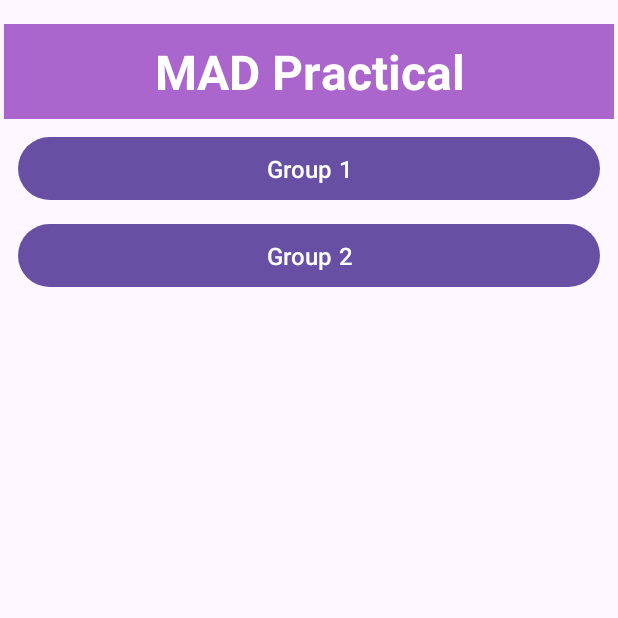
After one commit to MAD11877/ay2024-mad-prac-3-event-handling-cctansh, an Android app: the MessageGroup screen opened directly, with no data from a screen before it, on a phone screen of 412 x 824 dp, the top half of it. The commit adds this screen. Run offline under Robolectric (Android 15) with nearby library versions, the phone set to English and light mode, and no system bars.

Commit message:
added message group

```diff
--- a/app/src/main/AndroidManifest.xml
+++ b/app/src/main/AndroidManifest.xml
@@ -12,6 +12,9 @@
         android:supportsRtl="true"
         android:theme="@style/Theme.Madpractical3"
         tools:targetApi="31">
+        <activity
+            android:name=".MessageGroup"
+            android:exported="false" />
         <activity
             android:name=".ListActivity"
             android:exported="true">
--- a/app/src/main/java/sg/edu/np/mad/madpractical3/ListActivity.java
+++ b/app/src/main/java/sg/edu/np/mad/madpractical3/ListActivity.java
@@ -33,8 +33,6 @@ public class ListActivity extends AppCompatActivity {
             return insets;
         });
 
-
-
         ImageView icon = findViewById(R.id.icon);
 
         icon.setOnClickListener(new View.OnClickListener() {
--- /dev/null
+++ b/app/src/main/java/sg/edu/np/mad/madpractical3/MessageGroup.java
@@ -0,0 +1,24 @@
+package sg.edu.np.mad.madpractical3;
+
+import android.os.Bundle;
+
+import androidx.activity.EdgeToEdge;
+import androidx.appcompat.app.AppCompatActivity;
+import androidx.core.graphics.Insets;
+import androidx.core.view.ViewCompat;
+import androidx.core.view.WindowInsetsCompat;
+
+public class MessageGroup extends AppCompatActivity {
+
+    @Override
+    protected void onCreate(Bundle savedInstanceState) {
+        super.onCreate(savedInstanceState);
+        EdgeToEdge.enable(this);
+        setContentView(R.layout.activity_message_group);
+        ViewCompat.setOnApplyWindowInsetsListener(findViewById(R.id.main), (v, insets) -> {
+            Insets systemBars = insets.getInsets(WindowInsetsCompat.Type.systemBars());
+            v.setPadding(systemBars.left, systemBars.top, systemBars.right, systemBars.bottom);
+            return insets;
+        });
+    }
+}
--- a/app/src/main/res/layout/activity_main.xml
+++ b/app/src/main/res/layout/activity_main.xml
@@ -88,14 +88,14 @@
             android:layout_marginTop="30dp"
             android:text="FOLLOW"
             android:textSize="16dp"
-            app:layout_constraintEnd_toStartOf="@+id/button4"
+            app:layout_constraintEnd_toStartOf="@+id/btnMessage"
             app:layout_constraintHorizontal_bias="0.5"
             app:layout_constraintHorizontal_chainStyle="spread"
             app:layout_constraintStart_toStartOf="parent"
             app:layout_constraintTop_toBottomOf="@+id/tvDescription" />
 
         <Button
-            android:id="@+id/button4"
+            android:id="@+id/btnMessage"
             android:layout_width="20mm"
             android:layout_height="8mm"
             android:layout_marginLeft="30dp"
--- /dev/null
+++ b/app/src/main/res/layout/activity_message_group.xml
@@ -0,0 +1,59 @@
+<?xml version="1.0" encoding="utf-8"?>
+<androidx.constraintlayout.widget.ConstraintLayout xmlns:android="http://schemas.android.com/apk/res/android"
+    xmlns:app="http://schemas.android.com/apk/res-auto"
+    xmlns:tools="http://schemas.android.com/tools"
+    android:id="@+id/main"
+    android:layout_width="match_parent"
+    android:layout_height="match_parent"
+    tools:context=".MessageGroup">
+
+    <Button
+        android:id="@+id/group2"
+        android:layout_width="388dp"
+        android:layout_height="50dp"
+        android:layout_marginTop="8dp"
+        android:text="Group 2"
+        android:textSize="16dp"
+        app:layout_constraintEnd_toEndOf="parent"
+        app:layout_constraintStart_toStartOf="parent"
+        app:layout_constraintTop_toBottomOf="@+id/group1" />
+
+    <TextView
+        android:id="@+id/textView"
+        android:layout_width="wrap_content"
+        android:layout_height="wrap_content"
+        android:layout_marginTop="16dp"
+        android:background="@android:color/holo_purple"
+        android:paddingLeft="100dp"
+        android:paddingTop="10dp"
+        android:paddingRight="100dp"
+        android:paddingBottom="10dp"
+        android:text="MAD Practical"
+        android:textAlignment="center"
+        android:textColor="@color/white"
+        android:textSize="32dp"
+        android:textStyle="bold"
+        app:layout_constraintEnd_toEndOf="parent"
+        app:layout_constraintStart_toStartOf="parent"
+        app:layout_constraintTop_toTopOf="parent" />
+
+    <Button
+        android:id="@+id/group1"
+        android:layout_width="388dp"
+        android:layout_height="50dp"
+        android:layout_marginTop="8dp"
+        android:text="Group 1"
+        android:textSize="16dp"
+        app:layout_constraintEnd_toEndOf="parent"
+        app:layout_constraintStart_toStartOf="parent"
+        app:layout_constraintTop_toBottomOf="@+id/textView" />
+
+    <FrameLayout
+        android:layout_width="409dp"
+        android:layout_height="535dp"
+        app:layout_constraintBottom_toBottomOf="parent"
+        app:layout_constraintEnd_toEndOf="parent"
+        app:layout_constraintStart_toStartOf="parent">
+
+    </FrameLayout>
+</androidx.constraintlayout.widget.ConstraintLayout>
--- a/app/src/main/res/values/strings.xml
+++ b/app/src/main/res/values/strings.xml
@@ -1,3 +1,5 @@
 <resources>
     <string name="app_name">madpractical3</string>
+    <!-- TODO: Remove or change this placeholder text -->
+    <string name="hello_blank_fragment">Hello blank fragment</string>
 </resources>
```
Also changed, not shown: app/src/main/java/sg/edu/np/mad/madpractical3/MainActivity.java (+9 -0 lines), app/src/main/java/sg/edu/np/mad/madpractical3/group1.java (added, +64 -0 lines).
